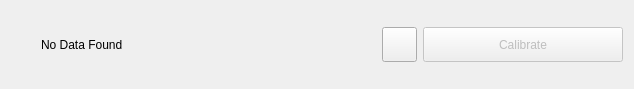
This is pages/printer/bedmesh/probed/empty/bedmeshemptyframe.ui in DigitalArtifex/Flo as Qt 5 draws it before an edit. The edited form follows.
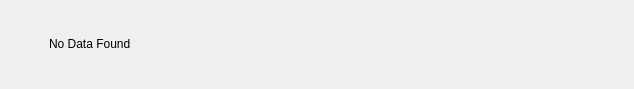
This is the edited form.

What changed in the file:
```diff
--- a/pages/printer/bedmesh/probed/empty/bedmeshemptyframe.ui
+++ b/pages/printer/bedmesh/probed/empty/bedmeshemptyframe.ui
@@ -14,25 +14,22 @@
    <string>Frame</string>
   </property>
   <layout class="QGridLayout" name="gridLayout">
-   <item row="0" column="3">
-    <widget class="QPushButton" name="calibrateButton">
-     <property name="enabled">
-      <bool>false</bool>
-     </property>
+   <item row="0" column="0">
+    <widget class="QLabel" name="iconLabel">
      <property name="minimumSize">
       <size>
-       <width>35</width>
-       <height>35</height>
+       <width>32</width>
+       <height>32</height>
       </size>
      </property>
      <property name="maximumSize">
       <size>
-       <width>200</width>
-       <height>35</height>
+       <width>32</width>
+       <height>32</height>
       </size>
      </property>
      <property name="text">
-      <string>Calibrate</string>
+      <string/>
      </property>
     </widget>
    </item>
@@ -43,44 +40,6 @@
      </property>
     </widget>
    </item>
-   <item row="0" column="0">
-    <widget class="QLabel" name="iconLabel">
-     <property name="minimumSize">
-      <size>
-       <width>24</width>
-       <height>24</height>
-      </size>
-     </property>
-     <property name="maximumSize">
-      <size>
-       <width>24</width>
-       <height>24</height>
-      </size>
-     </property>
-     <property name="text">
-      <string/>
-     </property>
-    </widget>
-   </item>
-   <item row="0" column="2">
-    <widget class="QToolButton" name="homeButton">
-     <property name="minimumSize">
-      <size>
-       <width>35</width>
-       <height>35</height>
-      </size>
-     </property>
-     <property name="text">
-      <string/>
-     </property>
-     <property name="iconSize">
-      <size>
-       <width>20</width>
-       <height>20</height>
-      </size>
-     </property>
-    </widget>
-   </item>
   </layout>
  </widget>
  <resources/>
```
